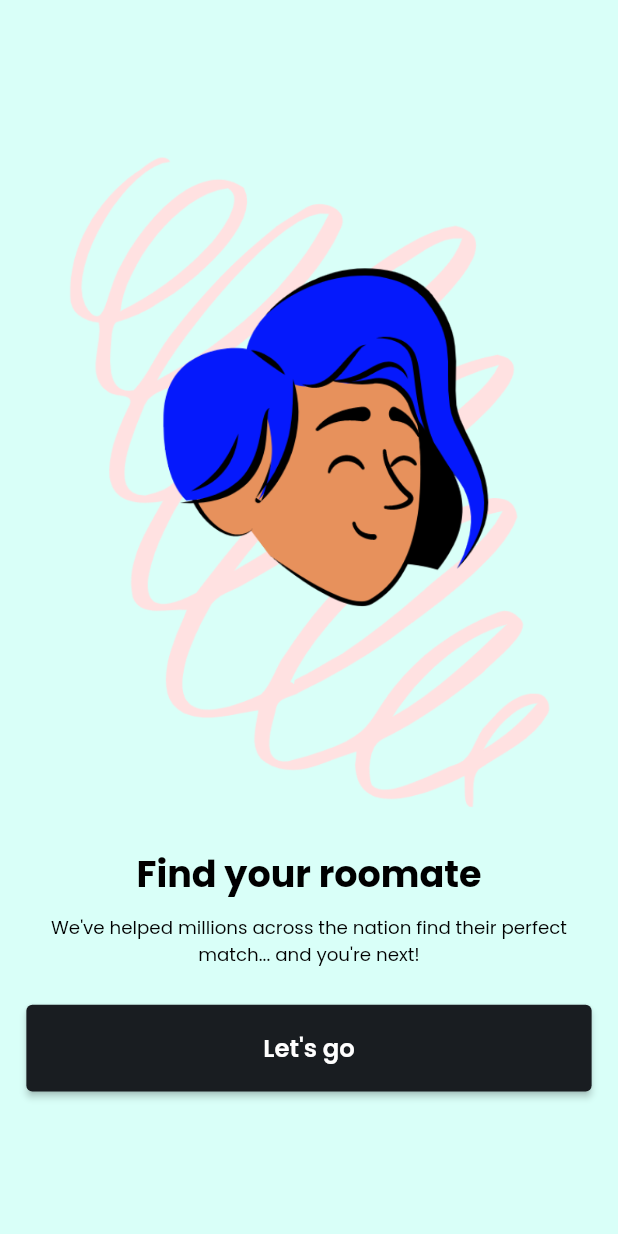
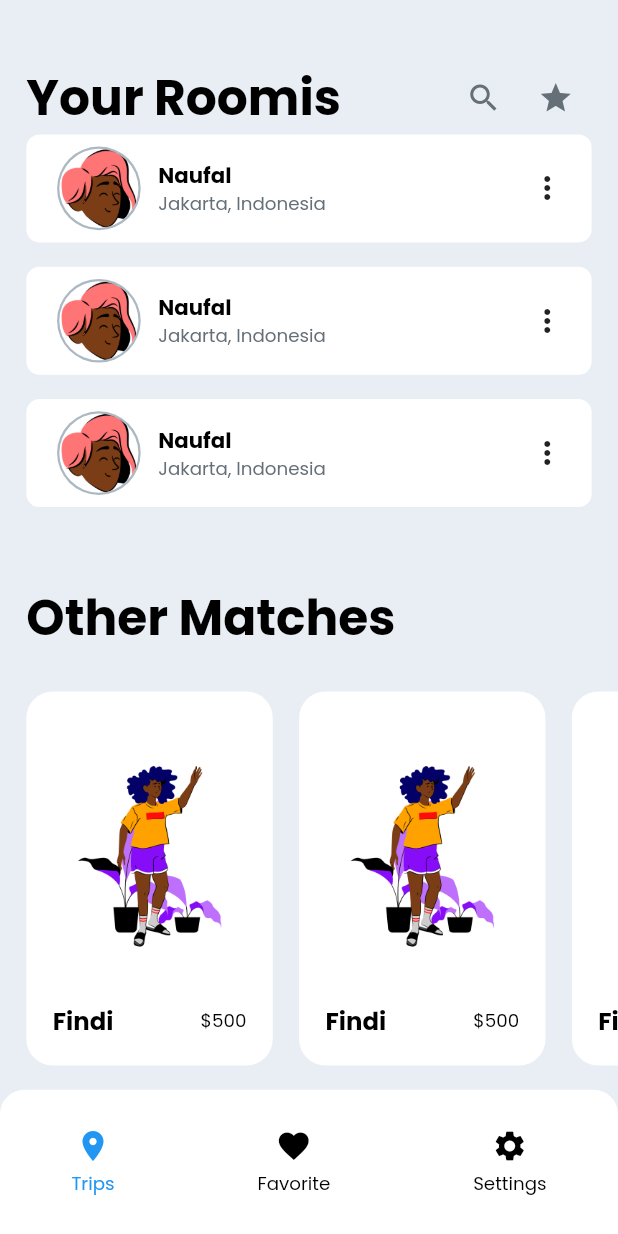
Before and after one commit to naufalmms/booking_app, a Flutter app: the screen it shows after launch, on a phone screen of 412 x 824 dp. Run offline on Flutter 3.47's test engine with Material 2 defaults, Android fonts, the phone set to English and light mode, and no system bars; our stand-ins replace bloc, flutter_bloc, flutter_screenutil.

Commit message:
Add Trips Fragment

```diff
--- a/lib/config/theme/app_dimen.dart
+++ b/lib/config/theme/app_dimen.dart
@@ -22,6 +22,7 @@ class AppDimen {
   static double w36 = 36.0.w;
   static double w38 = 38.0.w;
   static double w40 = 40.0.w;
+  static double w48 = 48.0.w;
 
   //HEIGHT
   static double h2 = 2.0.h;
@@ -44,5 +45,5 @@ class AppDimen {
   static double h36 = 36.0.h;
   static double h38 = 38.0.h;
   static double h40 = 40.0.h;
-
+  static double h60 = 40.0.h;
 }
--- a/lib/config/theme/theme.dart
+++ b/lib/config/theme/theme.dart
@@ -1,2 +1,3 @@
 export 'app_color.dart';
+export 'app_dimen.dart';
 export 'app_font.dart';
--- a/lib/main.dart
+++ b/lib/main.dart
@@ -1,4 +1,4 @@
-import 'package:booking/presentation/pages/welcome/welcome_done/welcome_done_view.dart';
+import 'package:booking/presentation/pages/discover/discover_view.dart';
 import 'package:flutter/material.dart';
 import 'package:flutter_screenutil/flutter_screenutil.dart';
 
@@ -20,7 +20,7 @@ class MyApp extends StatelessWidget {
         return MaterialApp(
           title: 'Booking App',
           theme: ThemeData(primarySwatch: Colors.blue, fontFamily: 'Poppins'),
-          home: WelcomeDonePage(),
+          home: DiscoverPage(),
         );
       },
     );
--- /dev/null
+++ b/lib/presentation/pages/discover/component/bottom_menu.dart
@@ -0,0 +1,79 @@
+import 'package:booking/utils/extension/double_extension.dart';
+import 'package:flutter/material.dart';
+import 'package:flutter_screenutil/flutter_screenutil.dart';
+
+import '../discover_cubit.dart';
+
+class BottomMenu extends StatelessWidget {
+  const BottomMenu({Key? key, required this.cubit}) : super(key: key);
+  final DiscoverCubit cubit;
+
+  @override
+  Widget build(BuildContext context) {
+    return Container(
+      height: 96.0.h,
+      decoration: const BoxDecoration(
+        color: Colors.white,
+        borderRadius: BorderRadius.only(
+          topLeft: Radius.circular(16.0),
+          topRight: Radius.circular(16.0),
+        ),
+      ),
+      child: Row(
+        mainAxisAlignment: MainAxisAlignment.spaceAround,
+        children: [
+          _buildItem(
+            onTap: () => cubit.changeIndex(0),
+            icon: Icons.location_on_sharp,
+            title: 'Trips',
+            isSelected: cubit.state.selectedIndex == 0,
+          ),
+          _buildItem(
+            onTap: () => cubit.changeIndex(1),
+            icon: Icons.favorite,
+            title: 'Favorite',
+            isSelected: cubit.state.selectedIndex == 1,
+          ),
+          _buildItem(
+            onTap: () => cubit.changeIndex(2),
+            icon: Icons.settings,
+            title: 'Settings',
+            isSelected: cubit.state.selectedIndex == 2,
+          ),
+        ],
+      ),
+    );
+  }
+
+  Widget _buildItem({
+    required GestureTapCallback? onTap,
+    required IconData icon,
+    required String title,
+    bool isSelected = false,
+  }) {
+    return GestureDetector(
+      onTap: () {
+        onTap!();
+      },
+      child: Container(
+        child: Column(
+          mainAxisAlignment: MainAxisAlignment.center,
+          children: [
+            Icon(
+              icon,
+              color: isSelected ? Colors.blue : Colors.black,
+            ),
+            4.0.height,
+            Text(
+              title,
+              style: TextStyle(
+                color: isSelected ? Colors.blue : Colors.black,
+                fontSize: 12.0.sp,
+              ),
+            ),
+          ],
+        ),
+      ),
+    );
+  }
+}
--- /dev/null
+++ b/lib/presentation/pages/discover/discover_cubit.dart
@@ -0,0 +1,11 @@
+import 'package:bloc/bloc.dart';
+
+import 'discover_state.dart';
+
+class DiscoverCubit extends Cubit<DiscoverState> {
+  DiscoverCubit() : super(DiscoverState().init());
+
+  void changeIndex(int index) {
+    emit(state.clone()..selectedIndex = index);
+  }
+}
--- /dev/null
+++ b/lib/presentation/pages/discover/discover_state.dart
@@ -0,0 +1,11 @@
+class DiscoverState {
+  int selectedIndex = 0;
+
+  DiscoverState init() {
+    return DiscoverState();
+  }
+
+  DiscoverState clone() {
+    return DiscoverState();
+  }
+}
--- /dev/null
+++ b/lib/presentation/pages/discover/discover_view.dart
@@ -0,0 +1,50 @@
+import 'package:booking/config/config.dart';
+import 'package:booking/presentation/pages/discover/component/bottom_menu.dart';
+import 'package:booking/presentation/pages/discover/discover_state.dart';
+import 'package:booking/presentation/pages/discover/favorite/favorite_view.dart';
+import 'package:booking/presentation/pages/discover/settings/settings_view.dart';
+import 'package:booking/presentation/pages/discover/trips/trips_view.dart';
+import 'package:flutter/material.dart';
+import 'package:flutter_bloc/flutter_bloc.dart';
+
+import 'discover_cubit.dart';
+
+class DiscoverPage extends StatelessWidget {
+  @override
+  Widget build(BuildContext context) {
+    return BlocProvider(
+      create: (BuildContext context) => DiscoverCubit(),
+      child: Builder(builder: (context) => _buildPage(context)),
+    );
+  }
+
+  Widget _buildPage(BuildContext context) {
+    final cubit = BlocProvider.of<DiscoverCubit>(context);
+
+    return Scaffold(
+      backgroundColor: AppColor.ink05,
+      body: Column(
+        children: [
+          Expanded(
+            child: BlocBuilder<DiscoverCubit, DiscoverState>(
+              builder: (context, state) {
+                return state.selectedIndex == 0
+                    ? const TripsPage()
+                    : state.selectedIndex == 1
+                        ? const FavoritePage()
+                        : const SettingsPage();
+              },
+            ),
+          ),
+          BlocBuilder<DiscoverCubit, DiscoverState>(
+            builder: (context, state) {
+              return BottomMenu(
+                cubit: cubit,
+              );
+            },
+          ),
+        ],
+      ),
+    );
+  }
+}
--- /dev/null
+++ b/lib/presentation/pages/discover/favorite/favorite_cubit.dart
@@ -0,0 +1,7 @@
+import 'package:bloc/bloc.dart';
+
+import 'favorite_state.dart';
+
+class FavoriteCubit extends Cubit<FavoriteState> {
+  FavoriteCubit() : super(FavoriteState().init());
+}
--- /dev/null
+++ b/lib/presentation/pages/discover/favorite/favorite_state.dart
@@ -0,0 +1,9 @@
+class FavoriteState {
+  FavoriteState init() {
+    return FavoriteState();
+  }
+
+  FavoriteState clone() {
+    return FavoriteState();
+  }
+}
--- /dev/null
+++ b/lib/presentation/pages/discover/favorite/favorite_view.dart
@@ -0,0 +1,22 @@
+import 'package:flutter/material.dart';
+import 'package:flutter_bloc/flutter_bloc.dart';
+
+import 'favorite_cubit.dart';
+
+class FavoritePage extends StatelessWidget {
+  const FavoritePage({super.key});
+
+  @override
+  Widget build(BuildContext context) {
+    return BlocProvider(
+      create: (BuildContext context) => FavoriteCubit(),
+      child: Builder(builder: (context) => _buildPage(context)),
+    );
+  }
+
+  Widget _buildPage(BuildContext context) {
+    final cubit = BlocProvider.of<FavoriteCubit>(context);
+
+    return Container();
+  }
+}
--- /dev/null
+++ b/lib/presentation/pages/discover/settings/settings_cubit.dart
@@ -0,0 +1,7 @@
+import 'package:bloc/bloc.dart';
+
+import 'settings_state.dart';
+
+class SettingsCubit extends Cubit<SettingsState> {
+  SettingsCubit() : super(SettingsState().init());
+}
--- /dev/null
+++ b/lib/presentation/pages/discover/settings/settings_state.dart
@@ -0,0 +1,9 @@
+class SettingsState {
+  SettingsState init() {
+    return SettingsState();
+  }
+
+  SettingsState clone() {
+    return SettingsState();
+  }
+}
--- /dev/null
+++ b/lib/presentation/pages/discover/settings/settings_view.dart
@@ -0,0 +1,22 @@
+import 'package:flutter/material.dart';
+import 'package:flutter_bloc/flutter_bloc.dart';
+
+import 'settings_cubit.dart';
+
+class SettingsPage extends StatelessWidget {
+  const SettingsPage({super.key});
+
+  @override
+  Widget build(BuildContext context) {
+    return BlocProvider(
+      create: (BuildContext context) => SettingsCubit(),
+      child: Builder(builder: (context) => _buildPage(context)),
+    );
+  }
+
+  Widget _buildPage(BuildContext context) {
+    final cubit = BlocProvider.of<SettingsCubit>(context);
+
+    return Container();
+  }
+}
--- /dev/null
+++ b/lib/presentation/pages/discover/trips/component/trips_other_matches.dart
@@ -0,0 +1,92 @@
+import 'package:booking/data/src/img_string.dart';
+import 'package:booking/utils/extension/double_extension.dart';
+import 'package:flutter/material.dart';
+import 'package:flutter_screenutil/flutter_screenutil.dart';
+
+import '../../../../../config/config.dart';
+
+class OtherMatches extends StatelessWidget {
+  const OtherMatches({Key? key}) : super(key: key);
+
+  @override
+  Widget build(BuildContext context) {
+    return Expanded(
+        child: Column(
+      crossAxisAlignment: CrossAxisAlignment.start,
+      children: [
+        _header(),
+        _roomiesList(context),
+      ],
+    ));
+  }
+
+  Widget _roomiesList(BuildContext context) {
+    return Expanded(
+      child: ListView.builder(
+        itemBuilder: (c, i) => _roomiesItem(context),
+        itemCount: 3,
+        scrollDirection: Axis.horizontal,
+      ),
+    );
+  }
+
+  Widget _roomiesItem(BuildContext context) {
+    return Container(
+      margin: EdgeInsets.only(
+        left: AppDimen.w16,
+        top: AppDimen.h24,
+        bottom: AppDimen.h16,
+      ),
+      padding: EdgeInsets.only(
+        right: AppDimen.w16,
+        left: AppDimen.w16,
+        bottom: AppDimen.w16,
+        top: 49.h,
+      ),
+      width: (MediaQuery.of(context).size.width / 2) - AppDimen.w38,
+      decoration: BoxDecoration(
+        color: AppColor.ink06,
+        borderRadius: BorderRadius.circular(AppDimen.w16),
+      ),
+      child: Column(
+        children: [
+          Expanded(child: Image.asset(ImgString.cittaPlants1)),
+          37.0.height,
+          Row(
+            mainAxisAlignment: MainAxisAlignment.spaceBetween,
+            children: [
+              Text(
+                "Findi",
+                style: AppFont.paragraphLargeBold,
+              ),
+              Text(
+                "\$500",
+                style: AppFont.paragraphSmall,
+              ),
+            ],
+          ),
+        ],
+      ),
+    );
+  }
+
+  Widget _header() {
+    return Padding(
+      padding: EdgeInsets.only(
+        top: AppDimen.h24,
+        right: AppDimen.w16,
+        left: AppDimen.w16,
+      ),
+      child: Row(
+        mainAxisSize: MainAxisSize.min,
+        children: [
+          Text(
+            "Other Matches",
+            style: AppFont.h3,
+          ),
+          const Expanded(child: SizedBox()),
+        ],
+      ),
+    );
+  }
+}
--- /dev/null
+++ b/lib/presentation/pages/discover/trips/component/trips_your_roomies.dart
@@ -0,0 +1,139 @@
+import 'package:booking/config/config.dart';
+import 'package:booking/data/src/img_string.dart';
+import 'package:booking/utils/extension/double_extension.dart';
+import 'package:flutter/material.dart';
+import 'package:flutter_bloc/flutter_bloc.dart';
+import 'package:flutter_screenutil/flutter_screenutil.dart';
+
+import '../trips_cubit.dart';
+
+class TripsYourRoomies extends StatelessWidget {
+  const TripsYourRoomies({Key? key}) : super(key: key);
+
+  @override
+  Widget build(BuildContext context) {
+    final cubit = BlocProvider.of<TripsCubit>(context);
+    return Expanded(
+      child: Column(
+        children: [
+          _header(),
+          _roomiesList(),
+        ],
+      ),
+    );
+  }
+
+  Widget _roomiesList() {
+    return Expanded(
+      child: ListView.builder(
+        itemBuilder: (c, i) => _roomiesItem(),
+        itemCount: 3,
+      ),
+    );
+  }
+
+  Widget _roomiesItem() {
+    return Container(
+      height: 72,
+      padding: EdgeInsets.symmetric(
+        horizontal: AppDimen.w16,
+        vertical: AppDimen.h8,
+      ),
+      margin: EdgeInsets.only(
+        bottom: AppDimen.h16,
+        left: AppDimen.w16,
+        right: AppDimen.w16,
+      ),
+      width: double.infinity,
+      decoration: BoxDecoration(
+        color: AppColor.ink06,
+        borderRadius: BorderRadius.circular(AppDimen.w8),
+      ),
+      child: Row(
+        children: [
+          _avatar(),
+          8.0.width,
+          Expanded(
+            child: Column(
+              crossAxisAlignment: CrossAxisAlignment.start,
+              mainAxisSize: MainAxisSize.min,
+              children: [
+                Text(
+                  "Naufal",
+                  style: AppFont.paragraphMediumBold,
+                ),
+                Text(
+                  "Jakarta, Indonesia",
+                  style: AppFont.paragraphSmall.copyWith(
+                    color: AppColor.ink02,
+                  ),
+                ),
+              ],
+            ),
+          ),
+          const Icon(
+            Icons.more_vert,
+          ),
+        ],
+      ),
+    );
+  }
+
+  Widget _avatar() {
+    return SizedBox(
+      height: 56.w,
+      width: 56.w,
+      child: Stack(
+        children: [
+          Center(
+            child: CircleAvatar(
+              radius: 28.w,
+              backgroundColor: AppColor.ink03,
+            ),
+          ),
+          Center(
+            child: CircleAvatar(
+              radius: 24.w,
+              backgroundColor: AppColor.ink06,
+              backgroundImage: const AssetImage(ImgString.avatar),
+            ),
+          ),
+        ],
+      ),
+    );
+  }
+
+  Widget _header() {
+    return Padding(
+      padding: EdgeInsets.only(
+        top: AppDimen.h60,
+        right: AppDimen.w16,
+        left: AppDimen.w16,
+      ),
+      child: Row(
+        mainAxisSize: MainAxisSize.min,
+        children: [
+          Text(
+            "Your Roomis",
+            style: AppFont.h3,
+          ),
+          const Expanded(child: SizedBox()),
+          IconButton(
+            onPressed: () {},
+            icon: const Icon(
+              Icons.search,
+              color: AppColor.ink02,
+            ),
+          ),
+          IconButton(
+            onPressed: () {},
+            icon: const Icon(
+              Icons.star,
+              color: AppColor.ink02,
+            ),
+          ),
+        ],
+      ),
+    );
+  }
+}
--- /dev/null
+++ b/lib/presentation/pages/discover/trips/trips_cubit.dart
@@ -0,0 +1,7 @@
+import 'package:bloc/bloc.dart';
+
+import 'trips_state.dart';
+
+class TripsCubit extends Cubit<TripsState> {
+  TripsCubit() : super(TripsState().init());
+}
--- /dev/null
+++ b/lib/presentation/pages/discover/trips/trips_state.dart
@@ -0,0 +1,9 @@
+class TripsState {
+  TripsState init() {
+    return TripsState();
+  }
+
+  TripsState clone() {
+    return TripsState();
+  }
+}
--- /dev/null
+++ b/lib/presentation/pages/discover/trips/trips_view.dart
@@ -0,0 +1,29 @@
+import 'package:booking/presentation/pages/discover/trips/component/trips_other_matches.dart';
+import 'package:booking/presentation/pages/discover/trips/component/trips_your_roomies.dart';
+import 'package:flutter/material.dart';
+import 'package:flutter_bloc/flutter_bloc.dart';
+
+import 'trips_cubit.dart';
+
+class TripsPage extends StatelessWidget {
+  const TripsPage({super.key});
+
+  @override
+  Widget build(BuildContext context) {
+    return BlocProvider(
+      create: (BuildContext context) => TripsCubit(),
+      child: Builder(builder: (context) => _buildPage(context)),
+    );
+  }
+
+  Widget _buildPage(BuildContext context) {
+    final cubit = BlocProvider.of<TripsCubit>(context);
+
+    return Column(
+      children: const [
+        TripsYourRoomies(),
+        OtherMatches(),
+      ],
+    );
+  }
+}
```
